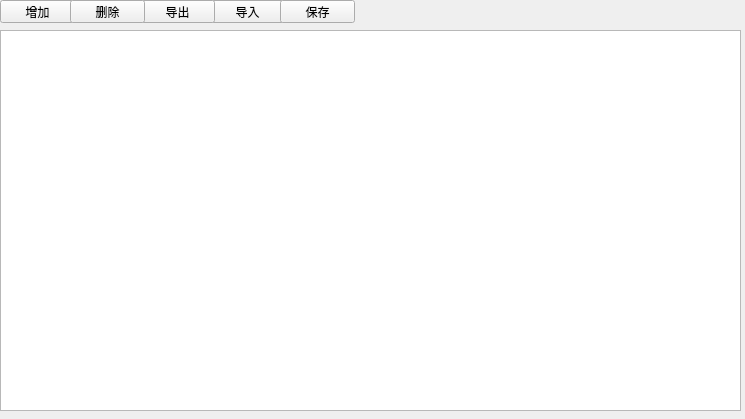
Before: the Qt Designer form step9_4.ui in albert2lyu/QualityFunctionDeployment, drawn with Qt 5.
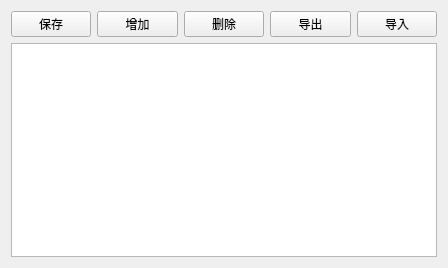
After: the same form once the commit is applied.

```diff
--- a/step9_4.ui
+++ b/step9_4.ui
@@ -6,88 +6,57 @@
    <rect>
     <x>0</x>
     <y>0</y>
-    <width>745</width>
-    <height>419</height>
+    <width>448</width>
+    <height>268</height>
    </rect>
   </property>
   <property name="windowTitle">
    <string>Form</string>
   </property>
-  <widget class="QPushButton" name="pushButton">
-   <property name="geometry">
-    <rect>
-     <x>0</x>
-     <y>0</y>
-     <width>75</width>
-     <height>23</height>
-    </rect>
-   </property>
-   <property name="text">
-    <string>增加</string>
-   </property>
-  </widget>
-  <widget class="QPushButton" name="pushButton_4">
-   <property name="geometry">
-    <rect>
-     <x>210</x>
-     <y>0</y>
-     <width>75</width>
-     <height>23</height>
-    </rect>
-   </property>
-   <property name="text">
-    <string>导入</string>
-   </property>
-  </widget>
-  <widget class="QPushButton" name="pushButton_3">
-   <property name="geometry">
-    <rect>
-     <x>140</x>
-     <y>0</y>
-     <width>75</width>
-     <height>23</height>
-    </rect>
-   </property>
-   <property name="text">
-    <string>导出</string>
-   </property>
-  </widget>
-  <widget class="QPushButton" name="pushButton_5">
-   <property name="geometry">
-    <rect>
-     <x>280</x>
-     <y>0</y>
-     <width>75</width>
-     <height>23</height>
-    </rect>
-   </property>
-   <property name="text">
-    <string>保存</string>
-   </property>
-  </widget>
-  <widget class="QTableWidget" name="qTableWidget">
-   <property name="geometry">
-    <rect>
-     <x>0</x>
-     <y>30</y>
-     <width>741</width>
-     <height>381</height>
-    </rect>
-   </property>
-  </widget>
-  <widget class="QPushButton" name="pushButton_2">
-   <property name="geometry">
-    <rect>
-     <x>70</x>
-     <y>0</y>
-     <width>75</width>
-     <height>23</height>
-    </rect>
-   </property>
-   <property name="text">
-    <string>删除</string>
-   </property>
-  </widget>
+  <layout class="QVBoxLayout" name="verticalLayout">
+   <item>
+    <layout class="QHBoxLayout" name="horizontalLayout">
+     <item>
+      <widget class="QPushButton" name="pushButton_5">
+       <property name="text">
+        <string>保存</string>
+       </property>
+      </widget>
+     </item>
+     <item>
+      <widget class="QPushButton" name="pushButton">
+       <property name="text">
+        <string>增加</string>
+       </property>
+      </widget>
+     </item>
+     <item>
+      <widget class="QPushButton" name="pushButton_2">
+       <property name="text">
+        <string>删除</string>
+       </property>
+      </widget>
+     </item>
+     <item>
+      <widget class="QPushButton" name="pushButton_3">
+       <property name="text">
+        <string>导出</string>
+       </property>
+      </widget>
+     </item>
+     <item>
+      <widget class="QPushButton" name="pushButton_4">
+       <property name="text">
+        <string>导入</string>
+       </property>
+      </widget>
+     </item>
+    </layout>
+   </item>
+   <item>
+    <widget class="QTableWidget" name="qTableWidget"/>
+   </item>
+  </layout>
  </widget>
  <resources/>
  <connections/>
```
